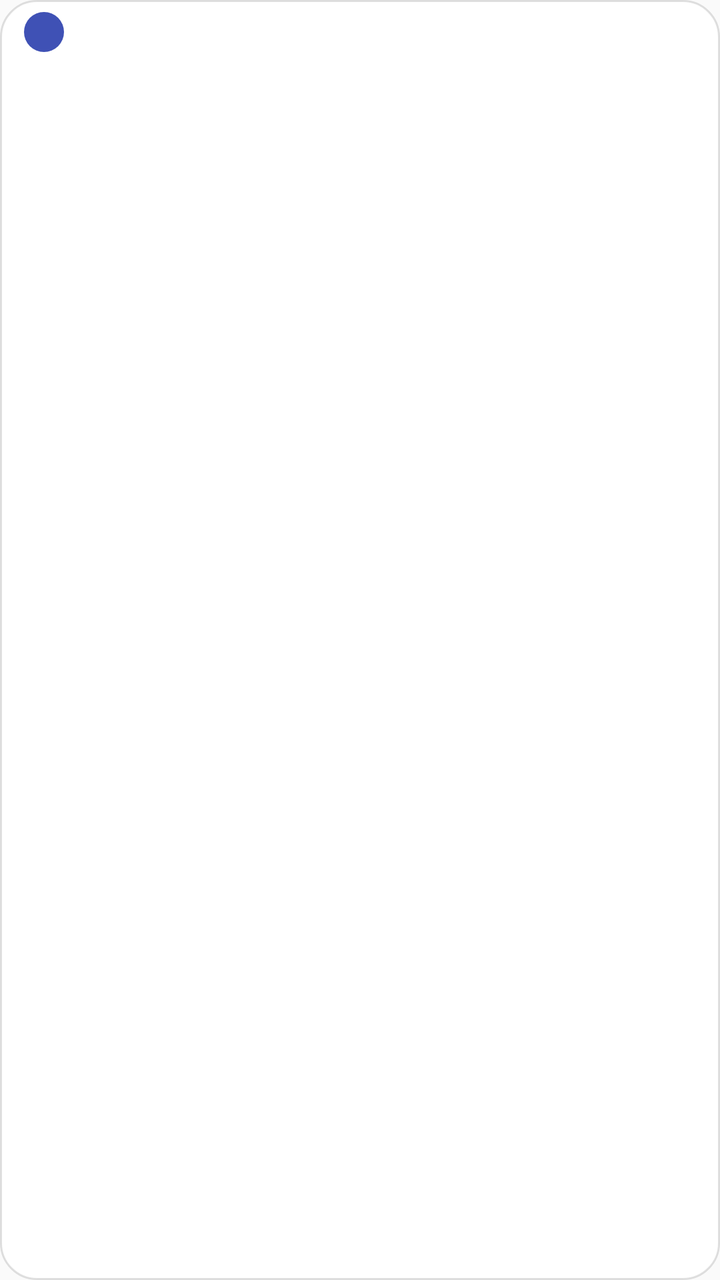
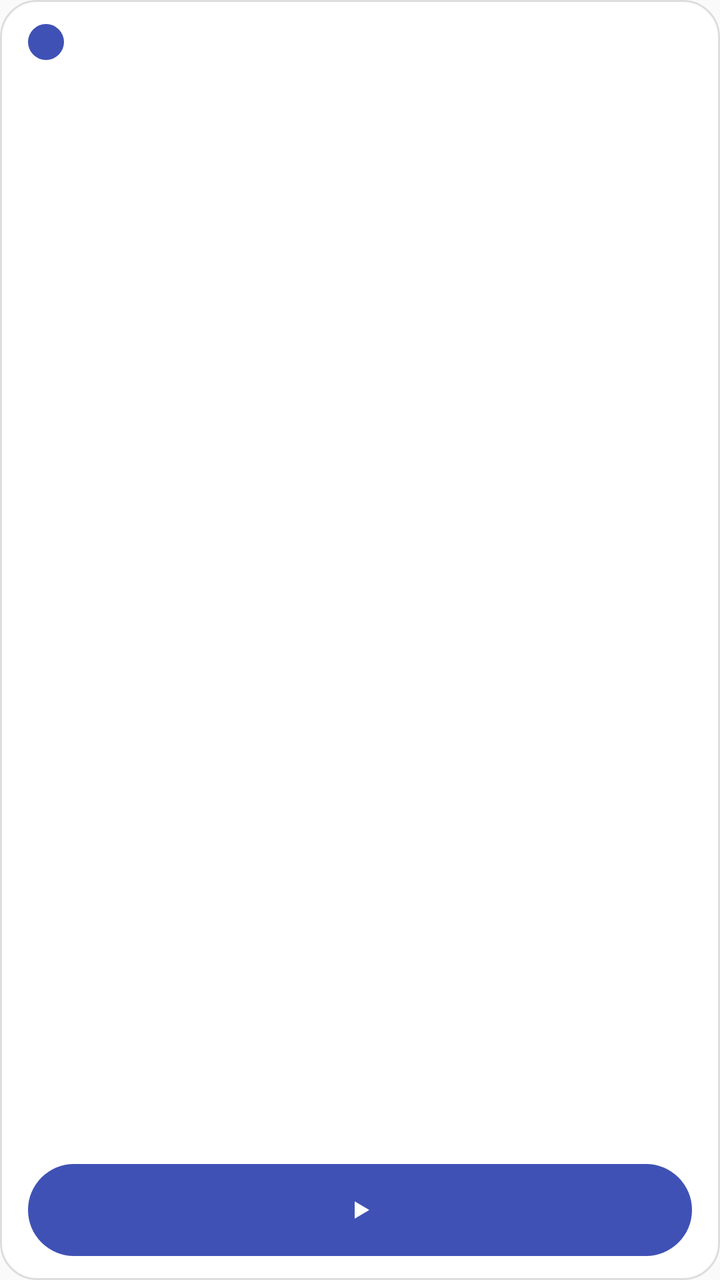

Screens rendered from an Android XML layout before and after an edit, with the pre-edit source and the edit as a unified diff.
<!-- AndroidManifest.xml: application theme Theme.FocusTimer -->
<!-- res/layout/widget_timer.xml -->
<?xml version="1.0" encoding="utf-8"?>
<LinearLayout xmlns:android="http://schemas.android.com/apk/res/android"
    android:id="@+id/widget_root"
    android:layout_width="match_parent"
    android:layout_height="match_parent"
    android:background="@drawable/widget_bg"
    android:orientation="vertical"
    android:paddingStart="12dp"
    android:paddingTop="6dp"
    android:paddingEnd="12dp"
    android:paddingBottom="6dp">

    <LinearLayout
        android:layout_width="match_parent"
        android:layout_height="wrap_content"
        android:gravity="center_vertical"
        android:orientation="horizontal">

        <TextView
            android:id="@+id/widget_badge"
            android:layout_width="20dp"
            android:layout_height="20dp"
            android:background="@drawable/badge_p0"
            android:gravity="center"
            android:includeFontPadding="false"
            android:textColor="#FFFFFF"
            android:textSize="11sp" />

        <TextView
            android:id="@+id/widget_name"
            android:layout_width="0dp"
            android:layout_height="wrap_content"
            android:layout_marginStart="8dp"
            android:layout_weight="1"
            android:ellipsize="end"
            android:includeFontPadding="false"
            android:letterSpacing="0.03"
            android:maxLines="1"
            android:textColor="#7A7A7A"
            android:textSize="12sp" />
    </LinearLayout>

    <Chronometer
        android:id="@+id/widget_chrono"
        android:layout_width="match_parent"
        android:layout_height="0dp"
        android:layout_weight="1"
        android:fontFamily="sans-serif-light"
        android:gravity="start|center_vertical"
        android:includeFontPadding="false"
        android:letterSpacing="0.03"
        android:maxLines="1"
        android:textColor="#1A1A1A"
        android:textSize="22sp"
        android:visibility="gone" />

    <TextView
        android:id="@+id/widget_time"
        android:layout_width="match_parent"
        android:layout_height="0dp"
        android:layout_weight="1"
        android:fontFamily="sans-serif-light"
        android:gravity="start|center_vertical"
        android:includeFontPadding="false"
        android:letterSpacing="0.03"
        android:maxLines="1"
        android:textColor="#1A1A1A"
        android:textSize="22sp" />

    <TextView
        android:id="@+id/widget_hint"
        android:layout_width="match_parent"
        android:layout_height="wrap_content"
        android:ellipsize="end"
        android:gravity="start"
        android:includeFontPadding="false"
        android:maxLines="1"
        android:textColor="#B3B3B3"
        android:textSize="11sp"
        android:visibility="gone" />

    <LinearLayout
        android:layout_width="match_parent"
        android:layout_height="wrap_content"
        android:layout_marginTop="6dp"
        android:orientation="horizontal">

        <LinearLayout
            android:id="@+id/widget_action"
            android:layout_width="0dp"
            android:layout_height="wrap_content"
            android:layout_weight="1"
            android:background="@drawable/pill_p0"
            android:gravity="center"
            android:orientation="horizontal"
            android:paddingTop="11dp"
            android:paddingBottom="11dp"
            android:visibility="gone">

            <ImageView
                android:id="@+id/widget_action_icon"
                android:layout_width="14dp"
                android:layout_height="14dp"
                android:contentDescription="@null"
                android:src="@drawable/ic_play" />

            <TextView
                android:id="@+id/widget_action_text"
                android:layout_width="wrap_content"
                android:layout_height="wrap_content"
                android:layout_marginStart="7dp"
                android:includeFontPadding="false"
                android:letterSpacing="0.06"
                android:text="开始"
                android:textColor="#FFFFFF"
                android:textSize="15sp" />
        </LinearLayout>

        <LinearLayout
            android:id="@+id/widget_stop"
            android:layout_width="0dp"
            android:layout_height="wrap_content"
            android:layout_marginStart="8dp"
            android:layout_weight="1"
            android:background="@drawable/pill_gray_light"
            android:gravity="center"
            android:orientation="horizontal"
            android:paddingTop="11dp"
            android:paddingBottom="11dp"
            android:visibility="gone">

            <ImageView
                android:id="@+id/widget_stop_icon"
                android:layout_width="14dp"
                android:layout_height="14dp"
                android:contentDescription="@null"
                android:src="@drawable/ic_stop_dark" />

            <TextView
                android:id="@+id/widget_stop_text"
                android:layout_width="wrap_content"
                android:layout_height="wrap_content"
                android:layout_marginStart="7dp"
                android:includeFontPadding="false"
                android:letterSpacing="0.06"
                android:text="停止"
                android:textColor="#4A4A4A"
                android:textSize="15sp" />
        </LinearLayout>
    </LinearLayout>
</LinearLayout>
<!-- resources referenced by this layout -->
<resources>
  <!-- drawable badge_p0 (drawable) -->
  <?xml version="1.0" encoding="utf-8"?>
  <shape xmlns:android="http://schemas.android.com/apk/res/android"
      android:shape="oval">
      <solid android:color="#3F51B5" />
  </shape>
  <!-- drawable ic_play (drawable) -->
  <?xml version="1.0" encoding="utf-8"?>
  <vector xmlns:android="http://schemas.android.com/apk/res/android"
      android:width="14dp"
      android:height="14dp"
      android:viewportWidth="24"
      android:viewportHeight="24">
      <path
          android:fillColor="#FFFFFF"
          android:pathData="M8,5.5 L19,12 L8,18.5 Z" />
  </vector>
  <!-- drawable ic_stop_dark (drawable) -->
  <?xml version="1.0" encoding="utf-8"?>
  <vector xmlns:android="http://schemas.android.com/apk/res/android"
      android:width="14dp" android:height="14dp"
      android:viewportWidth="24" android:viewportHeight="24">
      <path android:fillColor="#4A4A4A" android:pathData="M6,6 L18,6 L18,18 L6,18 Z" />
  </vector>
  <!-- drawable pill_gray_light (drawable) -->
  <?xml version="1.0" encoding="utf-8"?>
  <shape xmlns:android="http://schemas.android.com/apk/res/android" android:shape="rectangle">
      <solid android:color="#F0F0F0" />
      <corners android:radius="30dp" />
  </shape>
  <!-- drawable pill_p0 (drawable) -->
  <?xml version="1.0" encoding="utf-8"?>
  <shape xmlns:android="http://schemas.android.com/apk/res/android"
      android:shape="rectangle">
      <solid android:color="#3F51B5" />
      <corners android:radius="30dp" />
  </shape>
  <!-- drawable widget_bg (drawable) -->
  <?xml version="1.0" encoding="utf-8"?>
  <shape xmlns:android="http://schemas.android.com/apk/res/android"
      android:shape="rectangle">
      <corners android:radius="18dp" />
      <solid android:color="#FFFFFFFF" />
      <stroke android:width="1dp" android:color="#1F000000" />
  </shape>
  <style name="Theme.FocusTimer" parent="@android:style/Theme.Material.Light.NoActionBar" />
</resources>

<!-- the commit's change to res/layout/widget_timer.xml (unified diff, before → after) -->
@@ -5,10 +5,10 @@
     android:layout_height="match_parent"
     android:background="@drawable/widget_bg"
     android:orientation="vertical"
-    android:paddingStart="12dp"
-    android:paddingTop="6dp"
-    android:paddingEnd="12dp"
-    android:paddingBottom="6dp">
+    android:paddingStart="14dp"
+    android:paddingTop="12dp"
+    android:paddingEnd="14dp"
+    android:paddingBottom="12dp">
 
     <LinearLayout
         android:layout_width="match_parent"
@@ -18,41 +18,38 @@
 
         <TextView
             android:id="@+id/widget_badge"
-            android:layout_width="20dp"
-            android:layout_height="20dp"
+            android:layout_width="18dp"
+            android:layout_height="18dp"
             android:background="@drawable/badge_p0"
             android:gravity="center"
             android:includeFontPadding="false"
             android:textColor="#FFFFFF"
-            android:textSize="11sp" />
+            android:textSize="10sp" />
 
         <TextView
             android:id="@+id/widget_name"
+            android:layout_width="wrap_content"
+            android:layout_height="wrap_content"
+            android:layout_marginStart="8dp"
+            android:ellipsize="end"
+            android:includeFontPadding="false"
+            android:letterSpacing="0.03"
+            android:maxLines="1"
+            android:textColor="#7A7A7A"
+            android:textSize="13sp" />
+
+        <TextView
+            android:id="@+id/widget_sub"
             android:layout_width="0dp"
             android:layout_height="wrap_content"
             android:layout_marginStart="8dp"
             android:layout_weight="1"
             android:ellipsize="end"
             android:includeFontPadding="false"
-            android:letterSpacing="0.03"
             android:maxLines="1"
-            android:textColor="#7A7A7A"
-            android:textSize="12sp" />
+            android:textColor="#B3B3B3"
+            android:textSize="11sp" />
     </LinearLayout>
-
-    <Chronometer
-        android:id="@+id/widget_chrono"
-        android:layout_width="match_parent"
-        android:layout_height="0dp"
-        android:layout_weight="1"
-        android:fontFamily="sans-serif-light"
-        android:gravity="start|center_vertical"
-        android:includeFontPadding="false"
-        android:letterSpacing="0.03"
-        android:maxLines="1"
-        android:textColor="#1A1A1A"
-        android:textSize="22sp"
-        android:visibility="gone" />
 
     <TextView
         android:id="@+id/widget_time"
@@ -65,87 +62,47 @@
         android:letterSpacing="0.03"
         android:maxLines="1"
         android:textColor="#1A1A1A"
-        android:textSize="22sp" />
-
-    <TextView
-        android:id="@+id/widget_hint"
-        android:layout_width="match_parent"
-        android:layout_height="wrap_content"
-        android:ellipsize="end"
-        android:gravity="start"
-        android:includeFontPadding="false"
-        android:maxLines="1"
-        android:textColor="#B3B3B3"
-        android:textSize="11sp"
-        android:visibility="gone" />
+        android:textSize="40sp" />
 
     <LinearLayout
         android:layout_width="match_parent"
         android:layout_height="wrap_content"
-        android:layout_marginTop="6dp"
         android:orientation="horizontal">
 
         <LinearLayout
             android:id="@+id/widget_action"
             android:layout_width="0dp"
-            android:layout_height="wrap_content"
+            android:layout_height="46dp"
             android:layout_weight="1"
             android:background="@drawable/pill_p0"
             android:gravity="center"
-            android:orientation="horizontal"
-            android:paddingTop="11dp"
-            android:paddingBottom="11dp"
-            android:visibility="gone">
+            android:orientation="horizontal">
 
             <ImageView
                 android:id="@+id/widget_action_icon"
-                android:layout_width="14dp"
-                android:layout_height="14dp"
+                android:layout_width="16dp"
+                android:layout_height="16dp"
                 android:contentDescription="@null"
                 android:src="@drawable/ic_play" />
-
-            <TextView
-                android:id="@+id/widget_action_text"
-                android:layout_width="wrap_content"
-                android:layout_height="wrap_content"
-                android:layout_marginStart="7dp"
-                android:includeFontPadding="false"
-                android:letterSpacing="0.06"
-                android:text="开始"
-                android:textColor="#FFFFFF"
-                android:textSize="15sp" />
         </LinearLayout>
 
         <LinearLayout
             android:id="@+id/widget_stop"
             android:layout_width="0dp"
-            android:layout_height="wrap_content"
+            android:layout_height="46dp"
             android:layout_marginStart="8dp"
             android:layout_weight="1"
             android:background="@drawable/pill_gray_light"
             android:gravity="center"
             android:orientation="horizontal"
-            android:paddingTop="11dp"
-            android:paddingBottom="11dp"
             android:visibility="gone">
 
             <ImageView
                 android:id="@+id/widget_stop_icon"
-                android:layout_width="14dp"
-                android:layout_height="14dp"
+                android:layout_width="16dp"
+                android:layout_height="16dp"
                 android:contentDescription="@null"
                 android:src="@drawable/ic_stop_dark" />
-
-            <TextView
-                android:id="@+id/widget_stop_text"
-                android:layout_width="wrap_content"
-                android:layout_height="wrap_content"
-                android:layout_marginStart="7dp"
-                android:includeFontPadding="false"
-                android:letterSpacing="0.06"
-                android:text="停止"
-                android:textColor="#4A4A4A"
-                android:textSize="15sp" />
         </LinearLayout>
     </LinearLayout>
 </LinearLayout>
